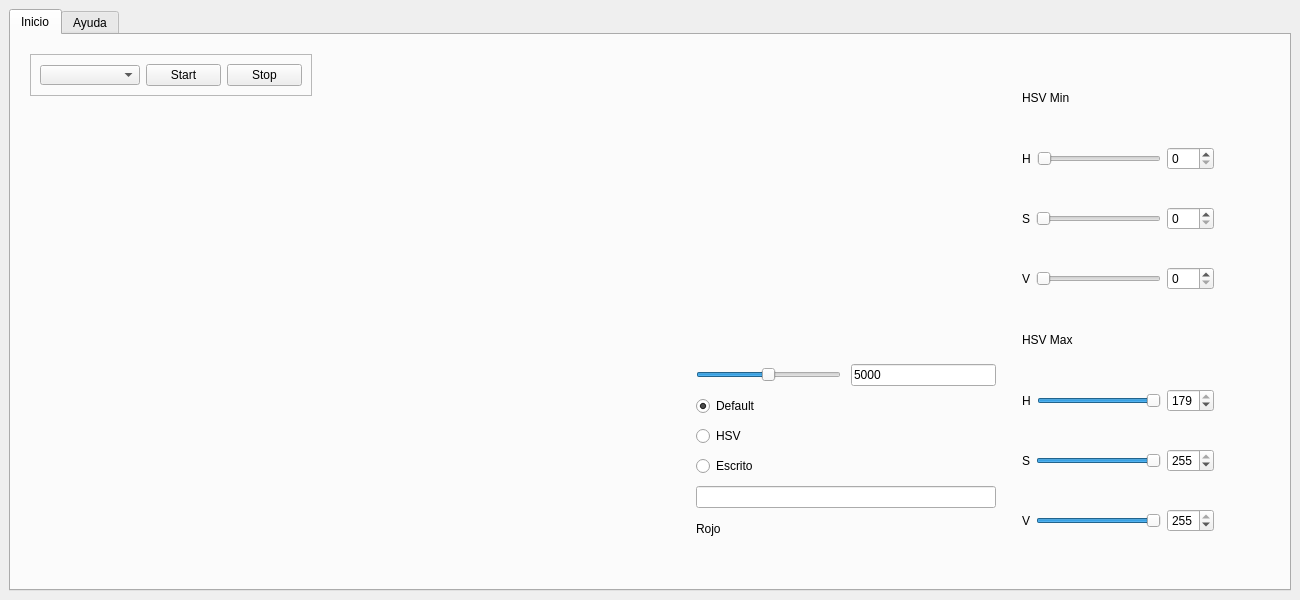
Before: the Qt Designer form window.ui in AlbertoNM/color_detection_PyQt, drawn with Qt 5.
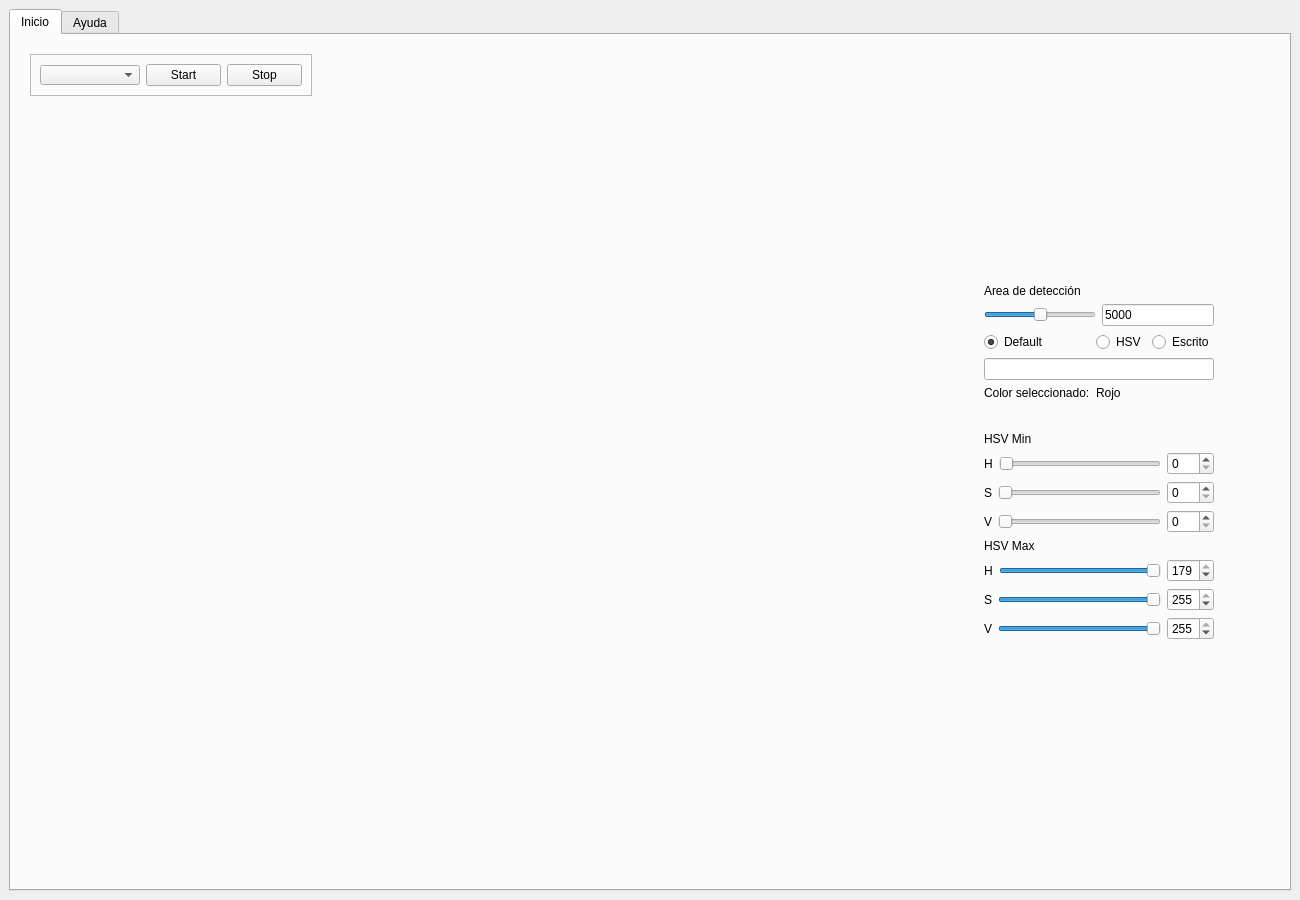
After: the same form once the commit is applied.

Diff of the .ui file:
```diff
--- a/window.ui
+++ b/window.ui
@@ -7,7 +7,7 @@
     <x>0</x>
     <y>0</y>
     <width>1300</width>
-    <height>600</height>
+    <height>900</height>
    </rect>
   </property>
   <property name="minimumSize">
@@ -128,6 +128,19 @@
             </property>
            </widget>
           </item>
+          <item>
+           <spacer name="verticalSpacer">
+            <property name="orientation">
+             <enum>Qt::Vertical</enum>
+            </property>
+            <property name="sizeHint" stdset="0">
+             <size>
+              <width>20</width>
+              <height>40</height>
+             </size>
+            </property>
+           </spacer>
+          </item>
          </layout>
         </item>
         <item>
@@ -163,6 +176,66 @@
             </property>
             <property name="text">
              <string/>
+            </property>
+           </widget>
+          </item>
+          <item>
+           <widget class="QLabel" name="HSV_video">
+            <property name="minimumSize">
+             <size>
+              <width>300</width>
+              <height>300</height>
+             </size>
+            </property>
+            <property name="maximumSize">
+             <size>
+              <width>300</width>
+              <height>300</height>
+             </size>
+            </property>
+            <property name="text">
+             <string/>
+            </property>
+           </widget>
+          </item>
+         </layout>
+        </item>
+        <item>
+         <layout class="QHBoxLayout" name="HSV_layaout">
+          <property name="spacing">
+           <number>6</number>
+          </property>
+          <property name="leftMargin">
+           <number>10</number>
+          </property>
+          <property name="topMargin">
+           <number>10</number>
+          </property>
+          <property name="rightMargin">
+           <number>10</number>
+          </property>
+          <property name="bottomMargin">
+           <number>10</number>
+          </property>
+          <item>
+           <layout class="QVBoxLayout" name="verticalLayout_4">
+            <item>
+             <spacer name="verticalSpacer_2">
+              <property name="orientation">
+               <enum>Qt::Vertical</enum>
+              </property>
+              <property name="sizeHint" stdset="0">
+               <size>
+                <width>20</width>
+                <height>40</height>
+               </size>
+              </property>
+             </spacer>
+            </item>
+            <item>
+             <widget class="QLabel" name="area_title">
+              <property name="text">
+               <string>Area de detección</string>
             </property>
            </widget>
           </item>
@@ -197,8 +270,15 @@
            </layout>
           </item>
           <item>
-           <layout class="QVBoxLayout" name="verticalLayout_2">
-            <item>
+             <layout class="QGridLayout" name="gridLayout_2">
+              <item row="4" column="0">
+               <widget class="QLabel" name="label">
+                <property name="text">
+                 <string>Color seleccionado:</string>
+                </property>
+               </widget>
+              </item>
+              <item row="0" column="0">
              <widget class="QRadioButton" name="default_radiobutton">
               <property name="text">
                <string>Default</string>
@@ -208,64 +288,49 @@
               </property>
              </widget>
             </item>
-            <item>
+              <item row="0" column="1">
              <widget class="QRadioButton" name="HSV_radiobutton">
               <property name="text">
                <string>HSV</string>
               </property>
              </widget>
             </item>
-            <item>
+              <item row="0" column="2">
              <widget class="QRadioButton" name="type_radiobutton">
               <property name="text">
                <string>Escrito</string>
               </property>
              </widget>
             </item>
-            <item>
+              <item row="3" column="0" colspan="3">
              <widget class="QLineEdit" name="type_input">
               <property name="maxLength">
                <number>20</number>
               </property>
              </widget>
             </item>
-            <item>
+              <item row="6" column="0" colspan="3">
+               <widget class="QLabel" name="label_color_output">
+                <property name="minimumSize">
+                 <size>
+                  <width>0</width>
+                  <height>20</height>
+                 </size>
+                </property>
+                <property name="text">
+                 <string/>
+                </property>
+               </widget>
+              </item>
+              <item row="4" column="1" colspan="2">
              <widget class="QLabel" name="label_color_name">
               <property name="text">
                <string>Rojo</string>
               </property>
              </widget>
             </item>
-            <item>
-             <widget class="QLabel" name="label_color_output">
-              <property name="text">
-               <string/>
-              </property>
-             </widget>
-            </item>
-           </layout>
-          </item>
-         </layout>
-        </item>
-        <item>
-         <layout class="QHBoxLayout" name="HSV_layaout">
-          <property name="spacing">
-           <number>6</number>
-          </property>
-          <property name="leftMargin">
-           <number>10</number>
-          </property>
-          <property name="topMargin">
-           <number>10</number>
-          </property>
-          <property name="rightMargin">
-           <number>10</number>
-          </property>
-          <property name="bottomMargin">
-           <number>10</number>
-          </property>
-          <item>
-           <layout class="QVBoxLayout" name="verticalLayout_4">
+             </layout>
+            </item>
             <item>
              <widget class="QLabel" name="label_10">
               <property name="maximumSize">
@@ -478,6 +543,19 @@
               </item>
              </layout>
             </item>
+            <item>
+             <spacer name="verticalSpacer_3">
+              <property name="orientation">
+               <enum>Qt::Vertical</enum>
+              </property>
+              <property name="sizeHint" stdset="0">
+               <size>
+                <width>20</width>
+                <height>40</height>
+               </size>
+              </property>
+             </spacer>
+            </item>
            </layout>
           </item>
           <item>
@@ -488,6 +566,12 @@
               <height>250</height>
              </size>
             </property>
+            <property name="maximumSize">
+             <size>
+              <width>50</width>
+              <height>500</height>
+             </size>
+            </property>
             <property name="text">
              <string/>
             </property>
```
Left out of the diff: 6 changed lines with no effect on the pictures. Lines whose indentation alone changed are shown as unchanged.
